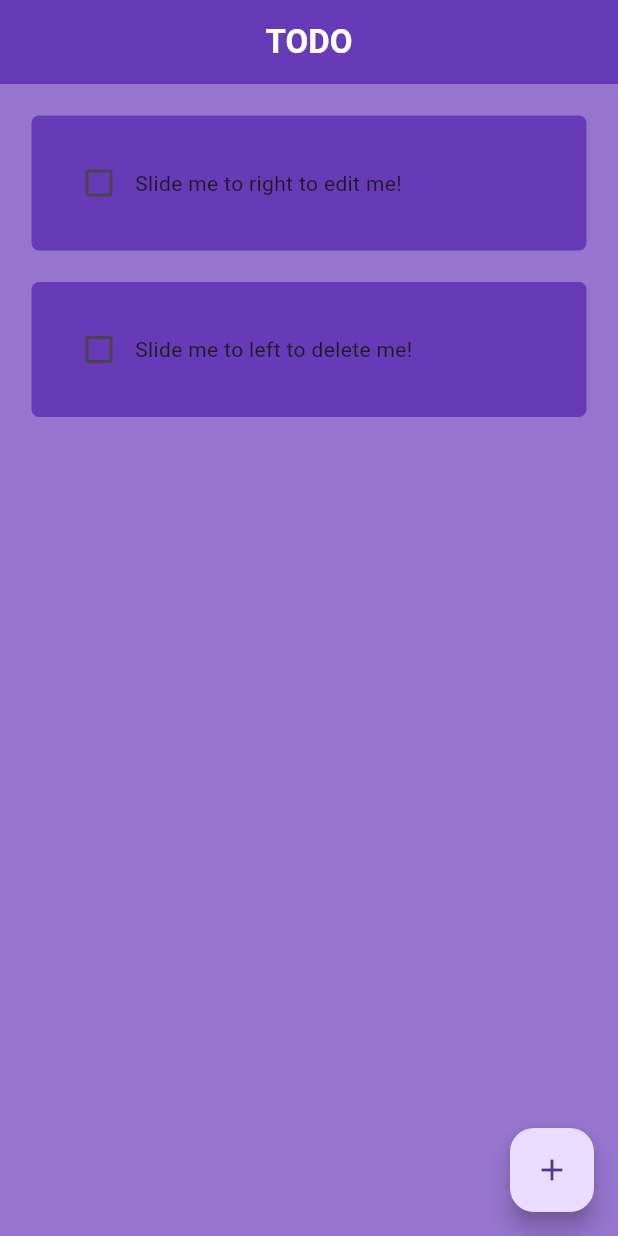
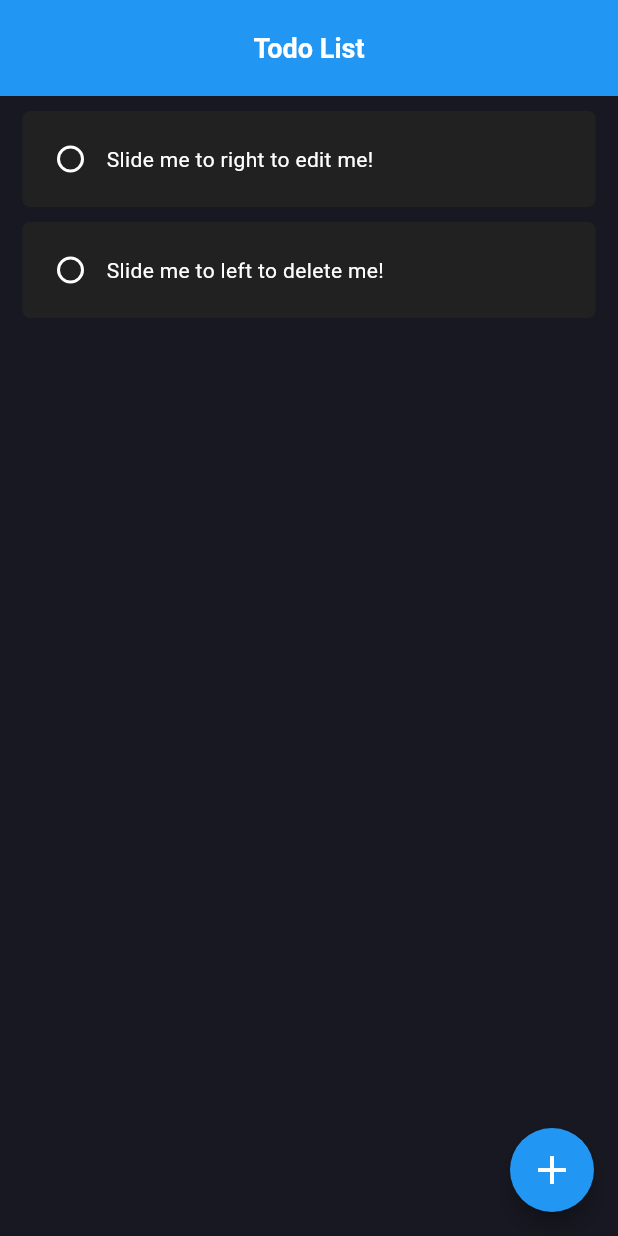
Before and after one commit to KelvinatorWas/ToDoApp-Flutter, a Flutter app: the screen it shows after launch, on a phone screen of 412 x 824 dp. Run offline on Flutter 3.47's test engine with Material 3 defaults, Android fonts, the phone set to English and light mode, and no system bars; drawn by our look-alikes of flutter_slidable; our stand-ins replace hive_flutter; accounts and stored records are empty.

Commit message:
changing colors

```diff
--- a/lib/main.dart
+++ b/lib/main.dart
@@ -17,7 +17,7 @@ class TodoApp extends StatelessWidget {
     return MaterialApp(
       debugShowCheckedModeBanner: false,
       home: const HomePage(),
-      theme: ThemeData(appBarTheme: const AppBarTheme( backgroundColor: Colors.deepPurple)),
+      theme: ThemeData(appBarTheme: const AppBarTheme( backgroundColor:Colors.blue)),
     );
   }
 }
--- a/lib/pages/home_page.dart
+++ b/lib/pages/home_page.dart
@@ -28,7 +28,7 @@ class HomePageState extends State<HomePage> {
   @override
   Widget build(BuildContext context) {
     return Scaffold(
-      backgroundColor: Colors.deepPurple[300],
+      backgroundColor: const Color.fromARGB(255, 23, 24, 33),
       appBar: homePageStateAppBar(),
       body: homePageStateBody(),
       floatingActionButton: homePageStateFloatingActionButton() ,
@@ -113,8 +113,12 @@ class HomePageState extends State<HomePage> {
   FloatingActionButton homePageStateFloatingActionButton() {
     return FloatingActionButton(
       onPressed: createNewToDoTask,
+      backgroundColor: Colors.blue,
+      shape: const CircleBorder(),
       child: const Icon(
         Icons.add,
+        color: Colors.white,
+        size: 32.0,
       )
     );
   }
@@ -123,11 +127,12 @@ class HomePageState extends State<HomePage> {
     return AppBar(
       title: const Center(
         child: Text(
-          "TODO",
-          style: TextStyle(fontWeight: FontWeight.bold, color: Colors.white),
+          "Todo List",
+          style: TextStyle(fontWeight: FontWeight.bold, color: Colors.white, fontSize: 18.0),
         ),
       ),
       elevation: 0,
+      toolbarHeight: 64,
     );
   }
 
--- a/lib/util/todo_task.dart
+++ b/lib/util/todo_task.dart
@@ -22,8 +22,9 @@ class ToDoTask extends StatefulWidget {
 }
 
 class _ToDoTaskState extends State<ToDoTask> {
-
   double borderRadius = 5.0;
+  double paddingLeftRight = 15.0;
+  double paddingTop = 10.0;
 
   ActionPane slideDeleteButton() {
     return ActionPane(
@@ -58,18 +59,31 @@ class _ToDoTaskState extends State<ToDoTask> {
       children: [
         // check box
         Checkbox(
-          value: widget.completed,
-          onChanged: widget.onChange,
-          activeColor: Colors.white,
-          checkColor: Colors.black,
-        ),
+            value: widget.completed,
+            onChanged: widget.onChange,
+            checkColor: Colors.grey,
+            shape: const CircleBorder(),
+            fillColor: MaterialStateColor.resolveWith((states) => Colors.grey.shade900),
+            side: MaterialStateBorderSide.resolveWith((states) {
+              if (states.contains(MaterialState.selected)) {
+                return const BorderSide(color: Colors.grey, width: 2.0);
+              } else {
+                return const BorderSide(color: Colors.white, width: 2.0);
+              }
+            }),
+
+            ),
 
         //task title
         Text(
           widget.taskTitle,
           style: TextStyle(
-            decoration:
-                widget.completed ? TextDecoration.lineThrough : TextDecoration.none,
+            decoration: widget.completed
+                ? TextDecoration.lineThrough
+                : TextDecoration.none,
+            color: widget.completed ? Colors.grey : Colors.white,
+            decorationColor: Colors.grey,
+            fontSize: 14.0,
           ),
         ),
       ],
@@ -78,9 +92,11 @@ class _ToDoTaskState extends State<ToDoTask> {
 
   Container toDoTaskBody() {
     return Container(
-      padding: const EdgeInsets.all(21.0),
+      padding: const EdgeInsets.all(8.0),
       decoration: BoxDecoration(
-          color: Colors.deepPurple, borderRadius: BorderRadius.circular(borderRadius)),
+        color: Colors.grey[900],
+        borderRadius: BorderRadius.circular(borderRadius),
+      ),
       child: toDoTaskBodyValues(),
     );
   }
@@ -96,7 +112,7 @@ class _ToDoTaskState extends State<ToDoTask> {
   @override
   Widget build(BuildContext context) {
     return Padding(
-      padding: const EdgeInsets.only(left: 21.0, right: 21.0, top: 21.0),
+      padding: EdgeInsets.only(left: paddingLeftRight, right: paddingLeftRight, top: paddingTop),
       child: toDoTaskContainer(),
     );
   }
```
